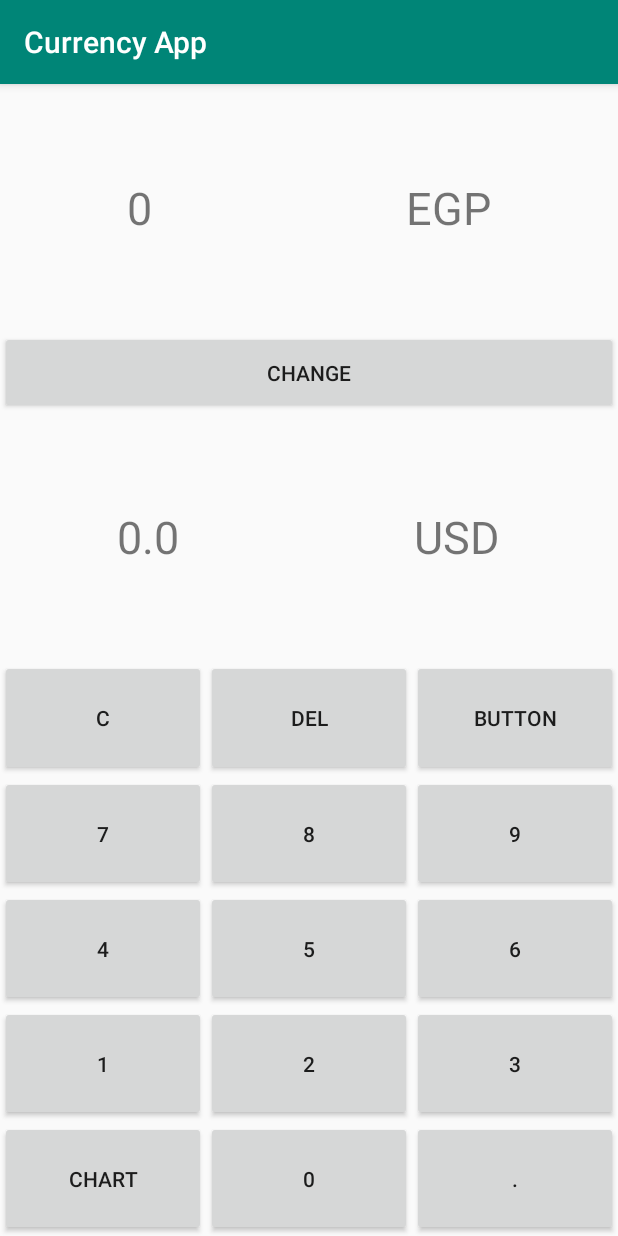
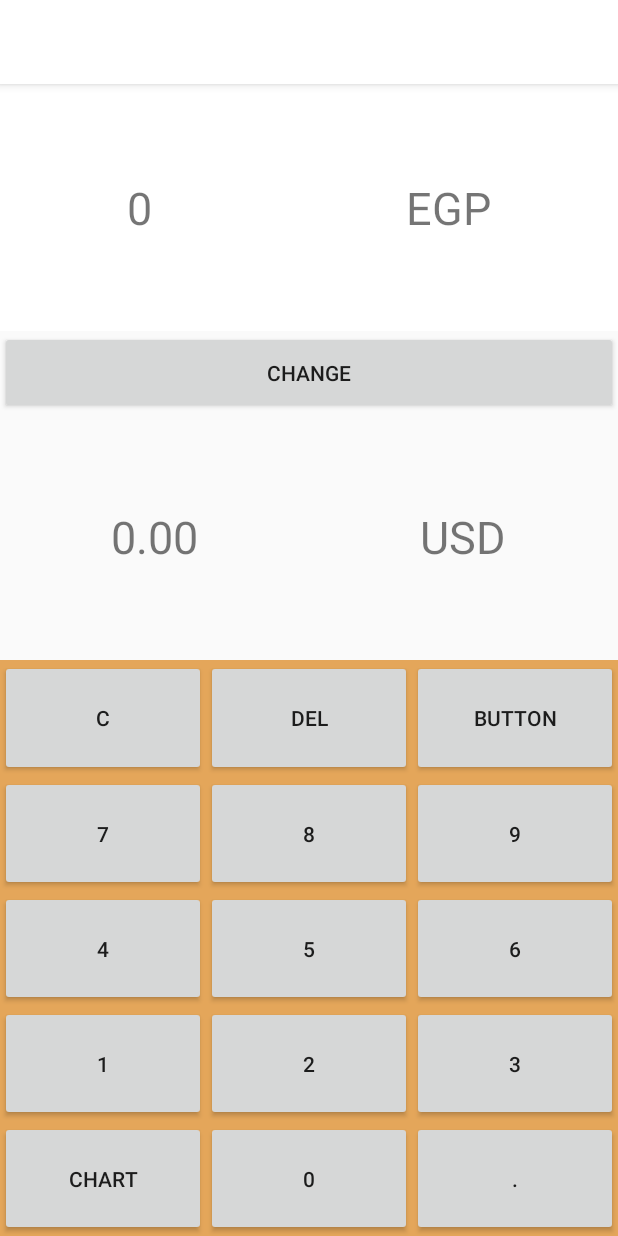
Before and after one commit to nourmat/Currency-App-Android, an Android app: the screen it shows after launch (MainActivity), after a tap on "CHANGE", on a phone screen of 412 x 824 dp. Run offline under Robolectric (Android 15) with nearby library versions, the phone set to English and light mode, and no system bars.

```diff
--- a/app/src/main/AndroidManifest.xml
+++ b/app/src/main/AndroidManifest.xml
@@ -9,7 +9,9 @@
         android:roundIcon="@mipmap/ic_launcher_round"
         android:supportsRtl="true"
         android:theme="@style/AppTheme">
-        <activity android:name=".MainActivity">
+        <activity
+            android:name=".MainActivity"
+            android:screenOrientation="portrait">
             <intent-filter>
                 <action android:name="android.intent.action.MAIN" />
 
--- a/app/src/main/java/com/example/currencyapp/MainActivity.java
+++ b/app/src/main/java/com/example/currencyapp/MainActivity.java
@@ -17,14 +17,17 @@ public class MainActivity extends AppCompatActivity {
 
     boolean isdotadded;
     int MAX_LENGTH;
+    float first_currency_to_second;
 
     @Override
     protected void onCreate(Bundle savedInstanceState) {
         super.onCreate(savedInstanceState);
         setContentView(R.layout.activity_main);
 
+
         MAX_LENGTH = 10;
         isdotadded = false;
+        first_currency_to_second = (float) 16.3;
 
         btn0 = findViewById(R.id.btn0);
         btn1 = findViewById(R.id.btn1);
@@ -47,6 +50,9 @@ public class MainActivity extends AppCompatActivity {
         tvdst = findViewById(R.id.tvdst);
         tvwordsrc = findViewById(R.id.tvwordsrc);
         tvworddst = findViewById(R.id.tvworddst);
+
+        tvsrc.setText("0");
+        tvdst.setText("0");
 
         View.OnClickListener numbersListner = new View.OnClickListener() {
             @Override
@@ -72,8 +78,7 @@ public class MainActivity extends AppCompatActivity {
             }
         };
 
-        tvsrc.setText("0");
-        tvdst.setText("0");
+
         btn9.setOnClickListener(numbersListner);
         btn8.setOnClickListener(numbersListner);
         btn7.setOnClickListener(numbersListner);
@@ -89,12 +94,12 @@ public class MainActivity extends AppCompatActivity {
             @Override
             public void onClick(View view) {
                 if (tvwordsrc.getText().toString().equals("EGP")) {
-                    tvwordsrc.setText("USD");
-                    tvworddst.setText("EGP");
+                    tvwordsrc.setText(getResources().getString(R.string.First_currency));
+                    tvworddst.setText(getResources().getString(R.string.Second_currency));
                     calc();
                 } else {
-                    tvwordsrc.setText("EGP");
-                    tvworddst.setText("USD");
+                    tvwordsrc.setText(getResources().getString(R.string.Second_currency));
+                    tvworddst.setText(getResources().getString(R.string.First_currency));
                     calc();
                 }
             }
@@ -155,14 +160,11 @@ public class MainActivity extends AppCompatActivity {
      */
     void calc() {
         String s = tvsrc.getText().toString();
-        if (tvwordsrc.getText().toString().equals("EGP")) {
-            float n = Float.parseFloat(s);
-            n = n / (float) 16.3;
-            tvdst.setText(Float.toString(n));
-        } else if (tvwordsrc.getText().toString().equals("USD")) {
-            float n = Float.parseFloat(s);
-            n = n * (float) 16.3;
-            tvdst.setText(Float.toString(n));
-        }
+        float n = Float.parseFloat(s);
+        if (tvwordsrc.getText().toString().equals(getResources().getString(R.string.Second_currency)))
+            n = n / first_currency_to_second;
+        else if (tvwordsrc.getText().toString().equals(getResources().getString(R.string.First_currency)))
+            n = n * first_currency_to_second;
+        tvdst.setText(String.format("%.02f", n));
     }
 }
--- a/app/src/main/res/layout/activity_main.xml
+++ b/app/src/main/res/layout/activity_main.xml
@@ -23,8 +23,8 @@
                 android:layout_width="wrap_content"
                 android:layout_height="match_parent"
                 android:layout_weight="1"
+                android:background="@color/colorPrimary"
                 android:gravity="center"
-                android:text="123456789"
                 android:textSize="30sp" />
 
             <TextView
@@ -32,8 +32,9 @@
                 android:layout_width="wrap_content"
                 android:layout_height="match_parent"
                 android:layout_weight="1"
+                android:background="@color/colorPrimary"
                 android:gravity="center"
-                android:text="USD"
+                android:text="@string/First_currency"
                 android:textSize="30dp" />
         </LinearLayout>
 
@@ -63,7 +64,6 @@
                 android:layout_height="match_parent"
                 android:layout_weight="1"
                 android:gravity="center"
-                android:text="123456789"
                 android:textSize="30sp" />
 
             <TextView
@@ -72,7 +72,7 @@
                 android:layout_height="match_parent"
                 android:layout_weight="1"
                 android:gravity="center"
-                android:text="EGP"
+                android:text="@string/Second_currency"
                 android:textSize="30dp" />
         </LinearLayout>
     </LinearLayout>
@@ -81,6 +81,7 @@
         android:layout_width="match_parent"
         android:layout_height="match_parent"
         android:layout_weight="1"
+        android:background="@color/colorPrimaryDark"
         android:orientation="vertical">
 
         <LinearLayout
--- a/app/src/main/res/values/colors.xml
+++ b/app/src/main/res/values/colors.xml
@@ -1,6 +1,6 @@
 <?xml version="1.0" encoding="utf-8"?>
 <resources>
-    <color name="colorPrimary">#008577</color>
-    <color name="colorPrimaryDark">#00574B</color>
-    <color name="colorAccent">#D81B60</color>
+    <color name="colorPrimary">#FFFFFF</color>
+    <color name="colorPrimaryDark">#E4A65A</color>
+    <color name="colorAccent">#A34F3A65</color>
 </resources>
--- a/app/src/main/res/values/strings.xml
+++ b/app/src/main/res/values/strings.xml
@@ -1,3 +1,5 @@
 <resources>
     <string name="app_name">Currency App</string>
+    <string name="First_currency">USD</string>
+    <string name="Second_currency">EGP</string>
 </resources>
```
